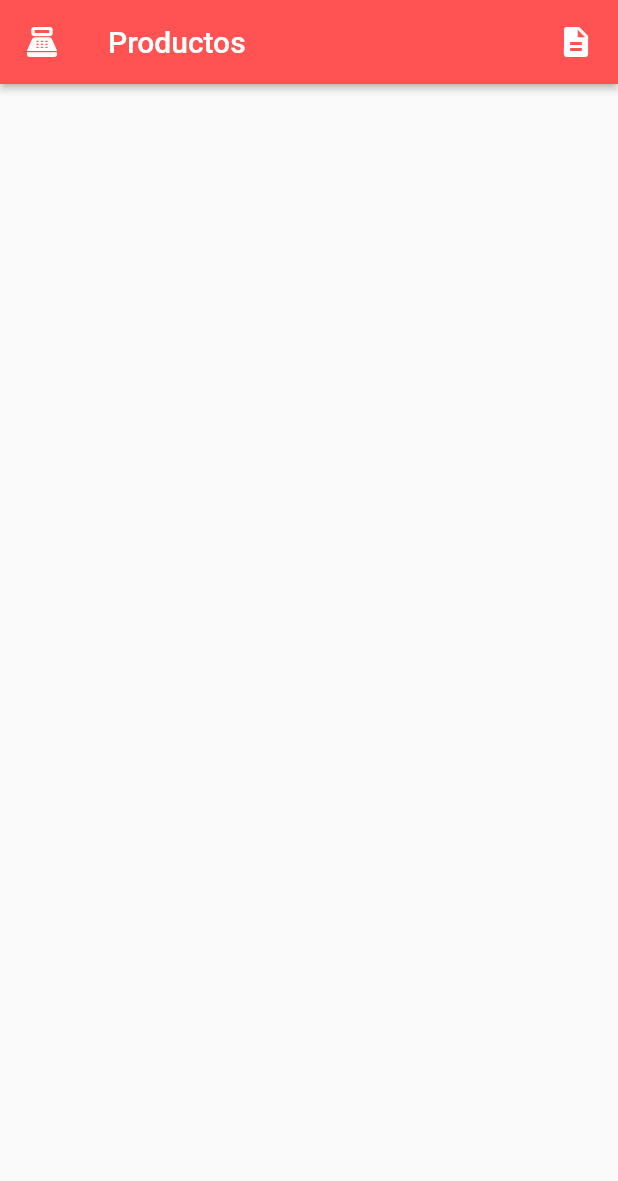
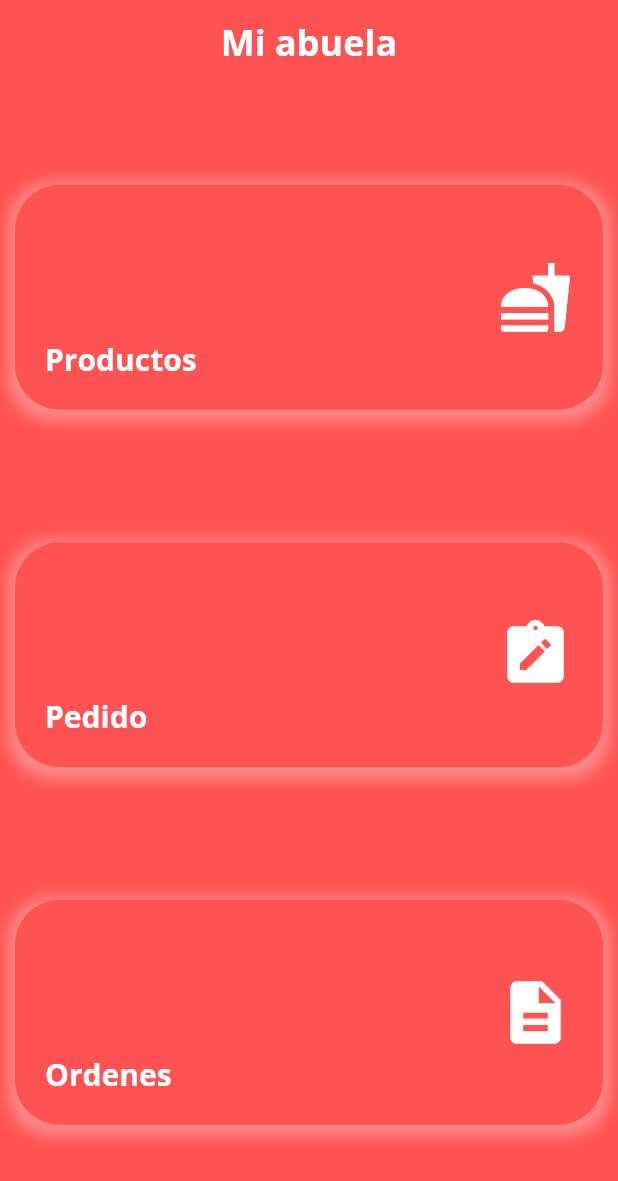
Before and after one commit to DzElias/pos-app, a Flutter app: the screen it shows after launch, on a phone screen of 412 x 824 dp. Shown: the top 1181 px of the screen. Run offline on Flutter 3.47's test engine with Material 2 defaults, Android fonts, the phone set to English and light mode, and no system bars; our stand-ins replace bloc, dio, equatable, flutter_bloc, fluttertoast, google_fonts; missing offline and left inert: sunmi_printer_plus.

Commit message:
HHome Page añadido

```diff
--- a/lib/main.dart
+++ b/lib/main.dart
@@ -8,6 +8,7 @@ import 'package:pos_app/bloc/products/products_bloc.dart';
 import 'package:pos_app/bloc/sabores/sabores_bloc.dart';
 import 'package:pos_app/pages/cart_page.dart';
 import 'package:pos_app/pages/home_page.dart';
+import 'package:pos_app/pages/products_page.dart';
 import 'package:provider/provider.dart';
 
 void main() {
@@ -41,11 +42,12 @@ class MyApp extends StatelessWidget {
           data: windowData,
           child: MaterialApp(
             debugShowCheckedModeBanner: false,
-            title: 'Material App',
-            initialRoute: "home",
+            title: 'POS',
+            initialRoute: 'home',
             routes: {
-              "home" : (context) => const HomePage(),
-              "cart" : (context) => const CartPage()
+              'products' : (context) => const ProductsPage(),
+              'cart'     : (context) => const CartPage(),
+              'home'     : (context) => const HomePage(),
             },
           )
         );
--- a/lib/pages/home_page.dart
+++ b/lib/pages/home_page.dart
@@ -1,125 +1,120 @@
 import 'package:flutter/material.dart';
-import 'package:flutter_bloc/flutter_bloc.dart';
-import 'package:pos_app/bloc/groups/groups_bloc.dart';
-import 'package:pos_app/bloc/mercaderiaSabores/mercaderiasabores_bloc.dart';
-import 'package:pos_app/bloc/products/products_bloc.dart';
-import 'package:pos_app/bloc/sabores/sabores_bloc.dart';
-import 'package:pos_app/models/grupo.dart';
-import 'package:pos_app/pages/group_page.dart';
-import 'package:pos_app/services/api_provider.dart';
-import 'package:pos_app/services/api_repository.dart';
-import 'package:pos_app/widgets/custom_page_route.dart';
-import 'package:pos_app/widgets/icon_btn.dart';
-import 'package:pos_app/widgets/item_widget.dart';
-import 'package:provider/provider.dart';
+import 'package:google_fonts/google_fonts.dart';
 
-class HomePage extends StatefulWidget {
+class HomePage extends StatelessWidget {
   const HomePage({Key? key}) : super(key: key);
 
   @override
-  State<HomePage> createState() => _HomePageState();
-}
+  Widget build(BuildContext context) {
+    final height = MediaQuery.of(context).size.height;
+    return Container(
+      decoration: const BoxDecoration(
+          gradient: LinearGradient(
+              begin: Alignment.topCenter,
+              end: Alignment.bottomCenter,
+              colors: [ Colors.redAccent, Colors.white ],
+              stops: [1, 1]
+          )),
 
-class _HomePageState extends State<HomePage> {
+      child: Scaffold(
+        backgroundColor: Colors.transparent,
 
-  @override
-  void initState() {
-
-    var groupsBloc = Provider.of<GroupsBloc>(context, listen: false);
-    groupsBloc.add(GetGroupsList());
-
-    var productsBloc = Provider.of<ProductsBloc>(context, listen: false);
-    productsBloc.add(GetProductsList());
-
-    var saboresBloc = Provider.of<SaboresBloc>(context, listen: false);
-    saboresBloc.add(GetSaboresList());
-
-    var mercaderiasaboresBloc = Provider.of<MercaderiasaboresBloc>(context, listen: false);
-    mercaderiasaboresBloc.add(GetMercaderiaSaboresList());
-
-
-    super.initState();
-  }
-
-  @override
-  Widget build(BuildContext context) {
-
-
-    return Scaffold(
-      appBar: AppBar(
-        elevation: 2,
-        backgroundColor: Colors.redAccent,
-        iconTheme: const IconThemeData(color: Colors.white),
-        leading: const Icon(Icons.point_of_sale),
-        title: Row(
-          children: const
-          [
-            Text("Productos", style: TextStyle(fontWeight: FontWeight.w500),),
-            Spacer(),
-            IconBtn(),
-
-          ],
+        appBar: AppBar(
+          backgroundColor: Colors.redAccent,
+          elevation: 0,
+          centerTitle: true,
+          title: Text('Mi abuela', style: GoogleFonts.openSans(
+            textStyle: const TextStyle(
+              color: Colors.white,
+              fontSize: 24,
+              fontWeight: FontWeight.bold
+            )
+          )),
         ),
 
+        body: SafeArea(
+          child: Container(
+            margin: EdgeInsets.only(top: (height*0.04), bottom: 20),
+            child: Column(
+              mainAxisAlignment: MainAxisAlignment.spaceAround,
+              children: const [
+                OptionWidget(route: 'products', color: Colors.redAccent, title: 'Productos', icon: Icon(Icons.fastfood, color: Colors.white, size: 50),),
+                OptionWidget(route: 'cart', color: Colors.redAccent, title: 'Pedido', icon: Icon(Icons.note_alt, color: Colors.white, size: 50,)),
+                OptionWidget(route: 'products', color: Colors.redAccent, title: 'Ordenes', icon: Icon(Icons.description , color: Colors.white, size: 50)),
+              ],
+            ),
+          ),
+        ),
       ),
-      body: _buildGroupsList()
     );
   }
 }
 
-_buildGroupsList(){
-  return BlocListener<GroupsBloc, GroupsState>(
-    listener: (context, state) {
-      if (state is GroupError) {
-        ScaffoldMessenger.of(context).showSnackBar(
-          SnackBar(
-            content: Text(state.message!),
-          ),
-        );
-      }
-    },
+class OptionWidget extends StatelessWidget {
 
-    child: BlocBuilder<GroupsBloc, GroupsState>(
-      builder: (context, state) {
-        if (state is GroupInitial) {
-              return _buildLoading();
-            } else if (state is GroupLoading) {
-              return _buildLoading();
-            } else if (state is GroupLoaded) {
-              return _buildCard(context, state.groups);
-            } else if (state is GroupError) {
-              return Container();
-            } else {
-              return Container();
-            }
+  const OptionWidget({
+
+    Key? key,
+
+    required this.route,
+    required this.color,
+    required this.title,
+    required this.icon,
+
+  }) : super(key: key);
+
+  final String route;
+  final Color color;
+  final String title;
+  final Icon icon;
+
+  @override
+  Widget build(BuildContext context) {
+    final screenWith = MediaQuery.of(context).size.width;
+    return GestureDetector(
+      child: Container(
+        width: screenWith,
+        height: 150,
+        decoration: BoxDecoration(
+          color: color,
+          borderRadius: BorderRadius.circular(30),
+          boxShadow: [
+                BoxShadow(
+                  color: Colors.white.withOpacity(0.3),
+                  spreadRadius: 5,
+                  blurRadius: 7,
+                  offset: const Offset(0, 3), // changes position of shadow
+                ),
+
+              ],
+        ),
+        margin: const EdgeInsets.only(left: 10, right: 10, bottom: 20),
+        padding: const EdgeInsets.all(20),
+
+        child: Row(
+          mainAxisAlignment: MainAxisAlignment.spaceBetween,
+          children: [
+            Align(
+              alignment: Alignment.bottomLeft,
+              child: Text(
+                title,
+                style: GoogleFonts.openSans(
+                  textStyle: const TextStyle(
+                    fontSize:20,
+                    fontWeight: FontWeight.bold,
+                    color: Colors.white
+                  )
+                )
+              )
+            ),
+            icon
+          ],
+        )
+      ),
+
+      onTap: (){
+        Navigator.pushNamed(context, route);
       },
-    )
-  );
+    );
+  }
 }
-
-_buildCard(BuildContext context, List<Grupo> groups) {
-  return groups.isNotEmpty ? Container(
-        padding: const EdgeInsets.all(15),
-        color: Colors.red,
-        child: GridView.count(
-          crossAxisCount: 1,
-          crossAxisSpacing:10,
-          mainAxisSpacing: 10,
-          childAspectRatio: (1 / 0.18),
-
-          children: List.generate(groups.length, (i) {
-            String id = groups[i].grupoId.toString();
-            return ItemWidget(name: groups[i].grupo, function: ()
-              {
-                final page = GroupPage(groupId: id, groupName: groups[i].grupo );
-                Navigator.of(context).push(CustomRoute().createRoute(page));
-              }
-            );
-          })
-        ),
-      ): Container();
-}
-
-
-
-Widget _buildLoading() => const Center(child: CircularProgressIndicator());
--- a/lib/services/api_provider.dart
+++ b/lib/services/api_provider.dart
@@ -7,7 +7,7 @@ import 'package:pos_app/models/sabor.dart';
 
 class ApiProvider {
   final Dio _dio = Dio();
-  final String _url = 'http://192.168.140.86:3000';
+  final String _url = 'http://192.168.140.249:3000';
 
   Future<List<Grupo>> fetchGroupList() async {
     List<Grupo> grupos = [];
```
Also changed, not shown: lib/bloc/orders/orders_bloc.dart (+4 -8 lines), lib/helpers/mostrar_alerta.dart (added, +76 -0 lines), lib/pages/cart_page.dart (+11 -3 lines), lib/pages/group_page.dart (+1 -8 lines), lib/pages/products_page.dart (added, +125 -0 lines), pubspec.yaml (+4 -64 lines), pubspec.lock.
